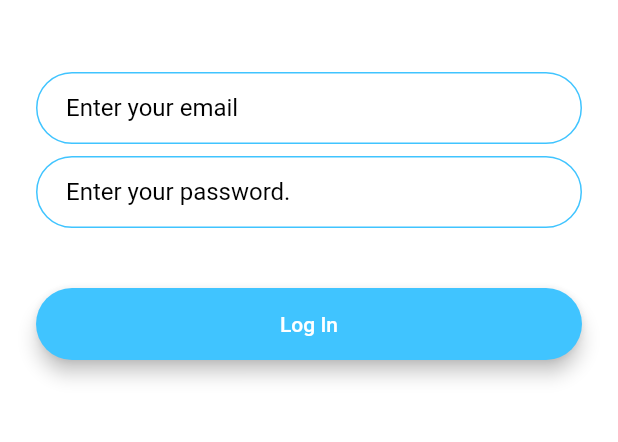
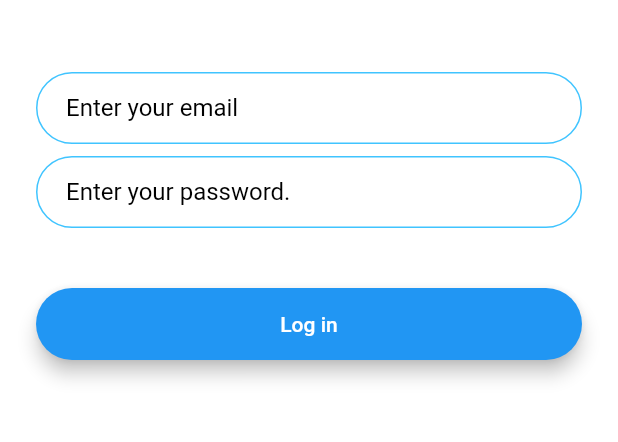
Before and after one commit to gaiyadev/flash-chart, a Flutter app: the LoginScreen screen opened by its route, on a phone screen of 412 x 824 dp, the part 576-1018 px from its top. Run offline on Flutter 3.47's test engine with Material 2 defaults, Android fonts, the phone set to English and light mode, and no system bars; our stand-ins replace animated_text_kit.

Commit message:
Refactor: refactor code in the login and register screen to use a one btn

```diff
--- a/lib/screens/login_screen.dart
+++ b/lib/screens/login_screen.dart
@@ -1,4 +1,5 @@
 import 'package:flutter/material.dart';
+import 'package:chat_app/components/rounded_button.dart';
 
 class LoginScreen extends StatefulWidget {
   static const String id = 'login_screen';
@@ -82,23 +83,12 @@ class _LoginScreenState extends State<LoginScreen> {
             SizedBox(
               height: 24.0,
             ),
-            Padding(
-              padding: EdgeInsets.symmetric(vertical: 16.0),
-              child: Material(
-                color: Colors.lightBlueAccent,
-                borderRadius: BorderRadius.all(Radius.circular(30.0)),
-                elevation: 5.0,
-                child: MaterialButton(
-                  onPressed: () {
-                    //Implement login functionality.
-                  },
-                  minWidth: 200.0,
-                  height: 42.0,
-                  child: Text(
-                    'Log In',
-                  ),
-                ),
-              ),
+            RoundButton(
+              text: 'Log in',
+              colour: Colors.blue,
+              onPressed: () {
+                //code
+              },
             ),
           ],
         ),
--- a/lib/screens/welcome_screen.dart
+++ b/lib/screens/welcome_screen.dart
@@ -2,6 +2,7 @@ import 'package:chat_app/screens/login_screen.dart';
 import 'package:chat_app/screens/registration_screen.dart';
 import 'package:flutter/material.dart';
 import 'package:animated_text_kit/animated_text_kit.dart';
+import 'package:chat_app/components/rounded_button.dart';
 
 class WelcomeScreen extends StatefulWidget {
   static const String id = 'welcome_screen';
```
Also changed, not shown: lib/screens/registration_screen.dart (+7 -18 lines), lib/components/rounded_button.dart (renamed from lib/rounded_button.dart).
